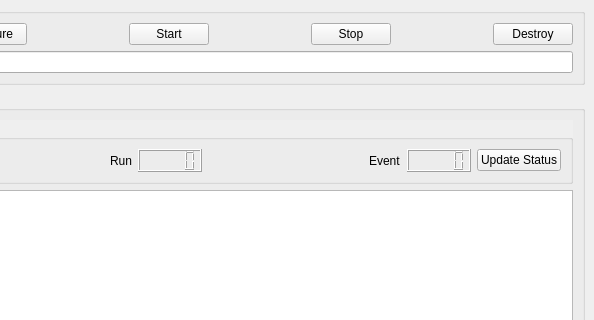
mirabitl/lydaq, file pycontrol/qt/daqwindow.ui: the form before one commit; both pictures show x 206 to 800 and y 84 to 404 of the 800 by 600 pixel window.
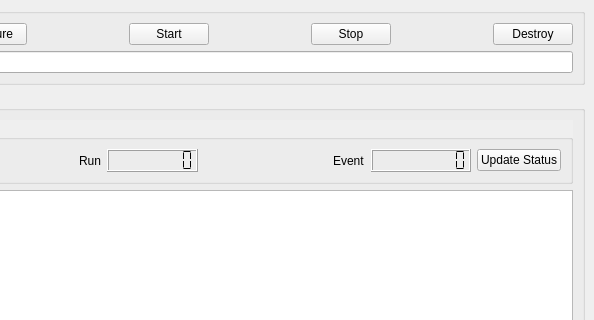
The form after the commit.

Commit message: LCD limits

```diff
--- a/pycontrol/qt/daqwindow.ui
+++ b/pycontrol/qt/daqwindow.ui
@@ -281,7 +281,21 @@
            </widget>
           </item>
           <item>
-           <widget class="QLCDNumber" name="lcdRUN"/>
+           <widget class="QLCDNumber" name="lcdRUN">
+            <property name="font">
+             <font>
+              <pointsize>12</pointsize>
+              <weight>75</weight>
+              <bold>true</bold>
+             </font>
+            </property>
+            <property name="digitCount">
+             <number>8</number>
+            </property>
+            <property name="segmentStyle">
+             <enum>QLCDNumber::Flat</enum>
+            </property>
+           </widget>
           </item>
           <item>
            <spacer name="horizontalSpacer_9">
@@ -304,7 +318,21 @@
            </widget>
           </item>
           <item>
-           <widget class="QLCDNumber" name="lcdEvent"/>
+           <widget class="QLCDNumber" name="lcdEvent">
+            <property name="font">
+             <font>
+              <pointsize>12</pointsize>
+              <weight>75</weight>
+              <bold>true</bold>
+             </font>
+            </property>
+            <property name="digitCount">
+             <number>9</number>
+            </property>
+            <property name="segmentStyle">
+             <enum>QLCDNumber::Flat</enum>
+            </property>
+           </widget>
           </item>
           <item>
            <widget class="QPushButton" name="pbUpdate">
```
